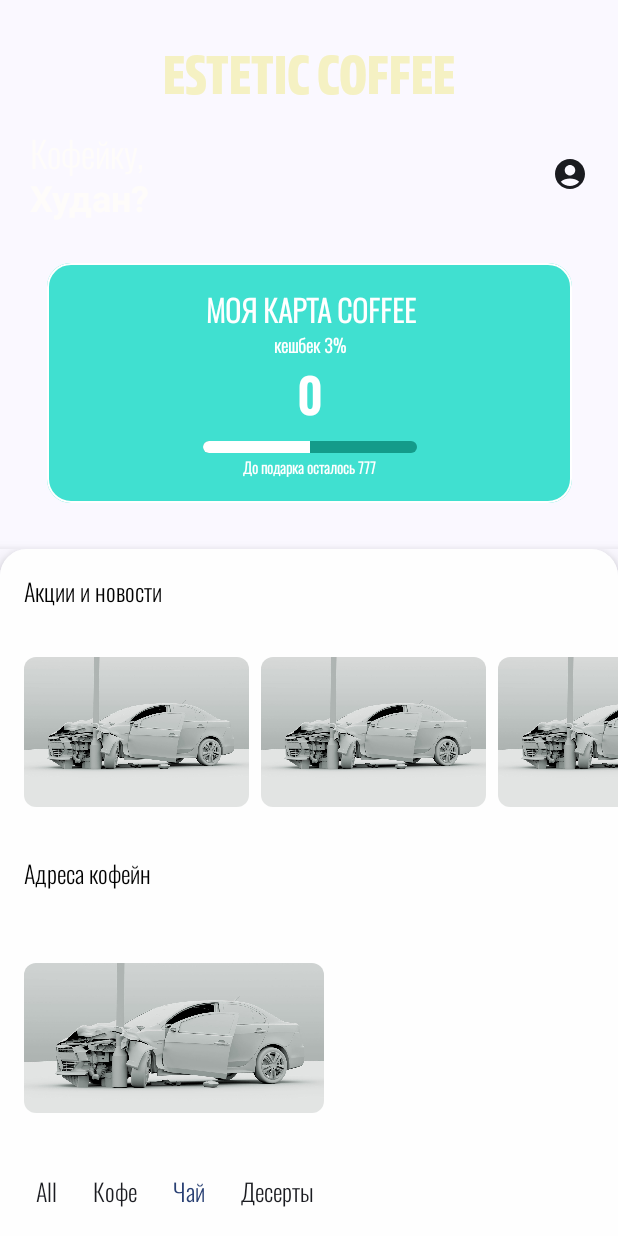
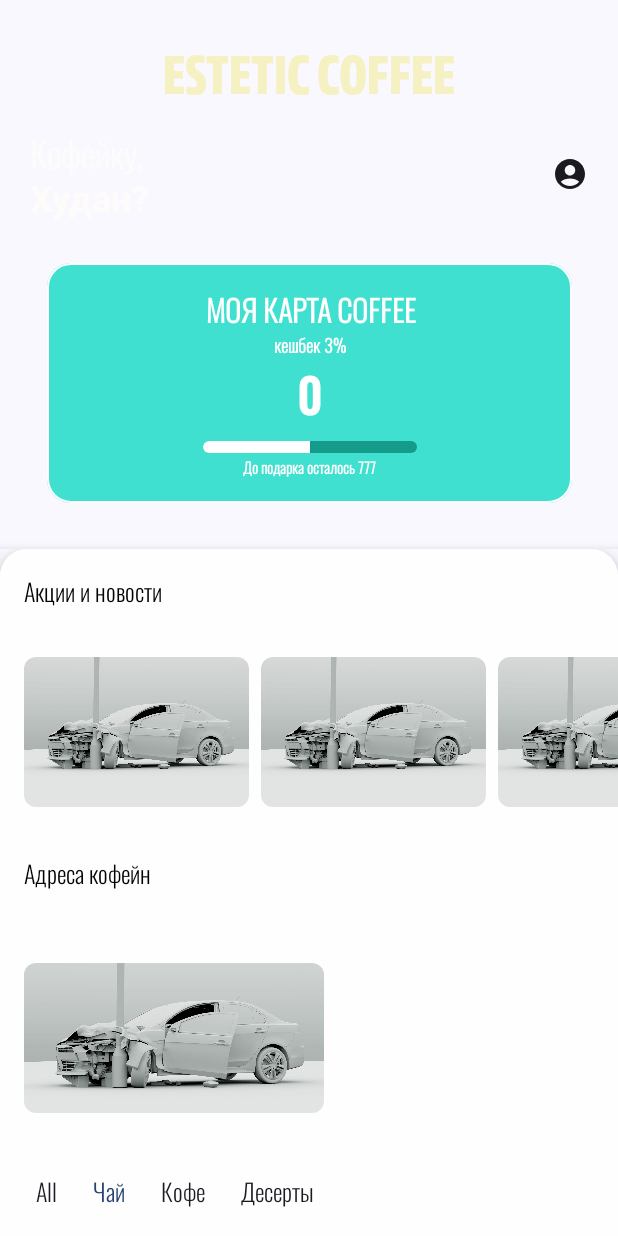
Before and after one commit to treezyyy/CoffeShop, an Android app built with Jetpack Compose: the MainActivity screen opened directly, with no data from a screen before it, after a tap on "Чай", on a phone screen of 412 x 824 dp. Run offline under Robolectric (Android 15) with nearby library versions, the phone set to English and light mode, and no system bars; 2 statements that could not run were skipped; 2 other taps on this screen came first.

Commit message:
картинки, изменённые карточки

```diff
--- a/app/src/main/java/com/example/coffeshop/MainActivity.kt
+++ b/app/src/main/java/com/example/coffeshop/MainActivity.kt
@@ -203,18 +203,18 @@ fun MainScreen() {
 
                         Spacer(modifier = Modifier.height(16.dp))
 
-                        val productCategories = listOf("All", "Кофе", "Чай", "Десерты")
+                        val productCategories = listOf("All", "Чай", "Кофе", "Десерты")
                         var selectedCategory by remember { mutableStateOf(productCategories.first()) }
                         val products = mapOf(
-                            "Category 1" to listOf(
+                            "Чай" to listOf(
                                 Pair(Product("Product 1-1", "Description 1-1"), R.drawable.image1),
                                 Pair(Product("Product 1-2", "Description 1-2"), R.drawable.image1)
                             ),
-                            "Category 2" to listOf(
+                            "Кофе" to listOf(
                                 Pair(Product("Product 2-1", "Description 2-1"), R.drawable.image1),
                                 Pair(Product("Product 2-2", "Description 2-2"), R.drawable.image1)
                             ),
-                            "Category 3" to listOf(
+                            "Десерты" to listOf(
                                 Pair(Product("Product 3-1", "Description 3-1"), R.drawable.image1),
                                 Pair(Product("Product 3-2", "Description 3-2"), R.drawable.image1)
                             )
```
